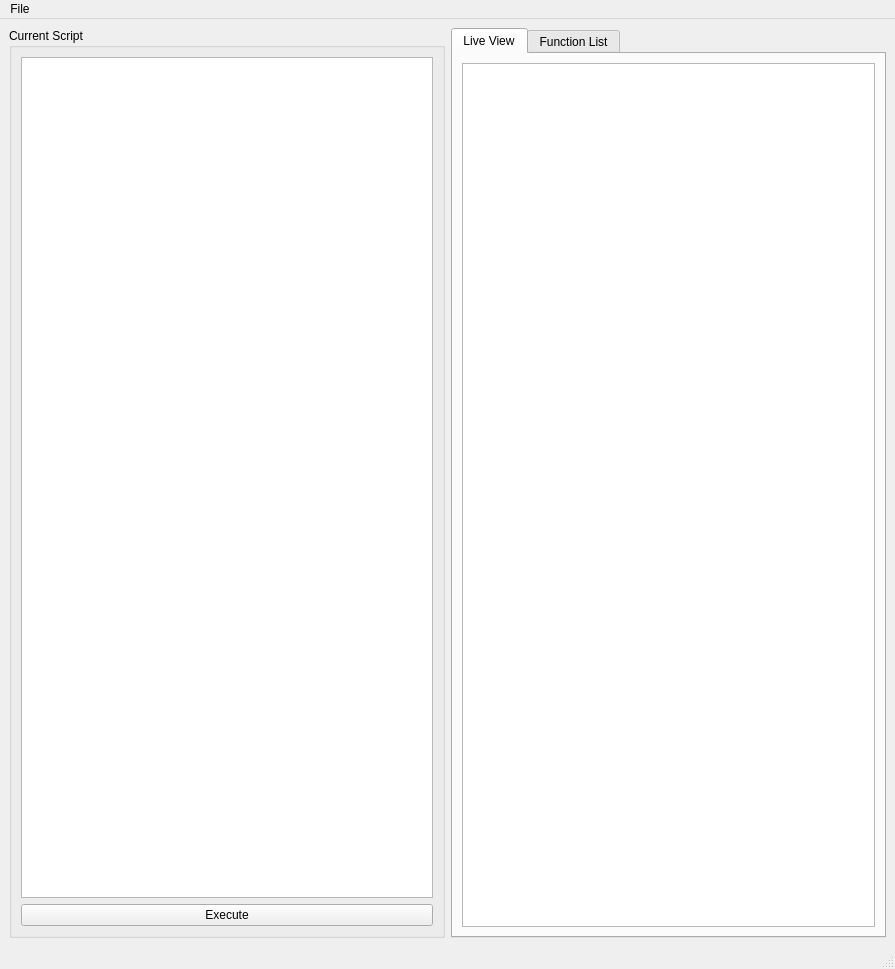
Qt form Plugin-Scripting/scriptingWidget.ui (ShenRen/OpenFlipper) before a commit.
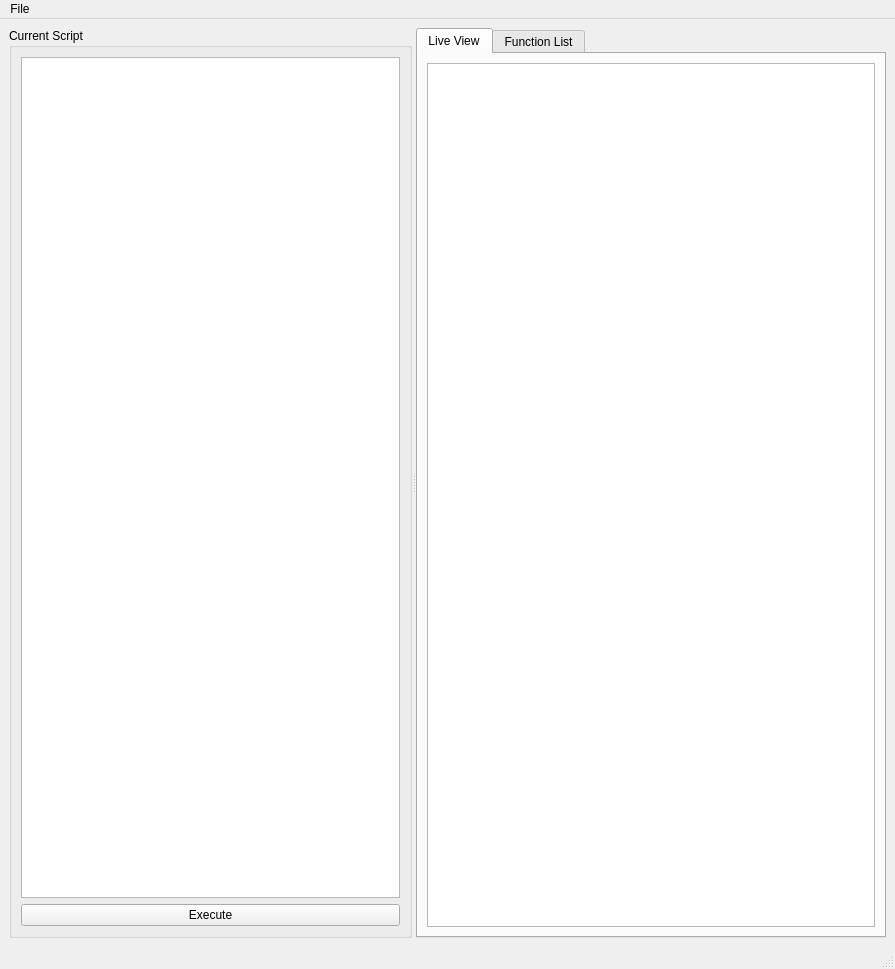
The same form after that commit. The open tabs and pages were chosen to show the change. Custom widgets are drawn as their Qt base class.

```diff
--- a/Plugin-Scripting/scriptingWidget.ui
+++ b/Plugin-Scripting/scriptingWidget.ui
@@ -12,34 +12,36 @@
   <property name="windowTitle" >
    <string>Script Editor</string>
   </property>
-  <widget class="QWidget" name="centralwidget" >
-   <layout class="QHBoxLayout" >
+  <widget class="QWidget" name="centralwidget">
+   <layout class="QVBoxLayout" name="verticalLayout_2">
     <item>
-     <widget class="QGroupBox" name="groupBox" >
-      <property name="title" >
+     <widget class="QSplitter" name="splitter">
+      <property name="orientation">
+       <enum>Qt::Horizontal</enum>
+      </property>
+      <widget class="QGroupBox" name="groupBox">
+       <property name="title">
        <string>Current Script</string>
       </property>
-      <layout class="QVBoxLayout" >
+       <layout class="QVBoxLayout">
        <item>
-        <widget class="QTextEdit" name="currentScript" >
-         <property name="enabled" >
+         <widget class="QTextEdit" name="currentScript">
+          <property name="enabled">
           <bool>true</bool>
          </property>
         </widget>
        </item>
        <item>
-        <widget class="QPushButton" name="executeButton" >
-         <property name="text" >
+         <widget class="QPushButton" name="executeButton">
+          <property name="text">
           <string>Execute</string>
          </property>
         </widget>
        </item>
       </layout>
      </widget>
-    </item>
-    <item>
-     <widget class="QTabWidget" name="tabWidget" >
-      <property name="enabled" >
+      <widget class="QTabWidget" name="tabWidget">
+       <property name="enabled">
        <bool>true</bool>
       </property>
       <property name="currentIndex" >
@@ -49,10 +51,10 @@
        <attribute name="title" >
         <string>Live View</string>
        </attribute>
-       <layout class="QVBoxLayout" >
+        <layout class="QVBoxLayout">
         <item>
-         <widget class="QTextEdit" name="liveEdit" >
-          <property name="readOnly" >
+          <widget class="QTextEdit" name="liveEdit">
+           <property name="readOnly">
            <bool>true</bool>
           </property>
           <property name="textInteractionFlags" >
@@ -113,6 +115,7 @@
        </layout>
       </widget>
      </widget>
+     </widget>
     </item>
    </layout>
   </widget>
```
Left out of the diff: 105 changed lines with no effect on the pictures. Lines whose indentation alone changed are shown as unchanged.
